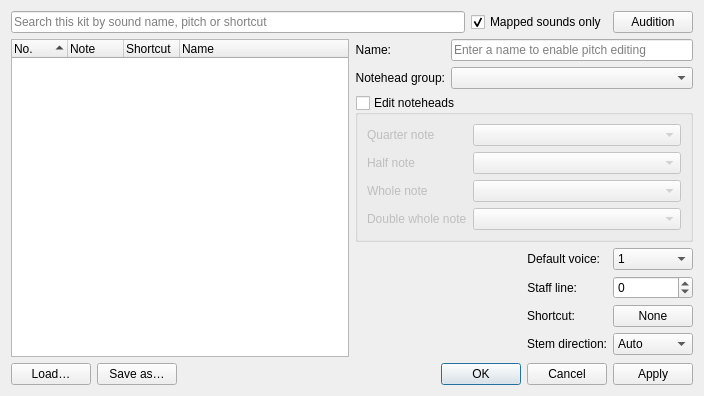
First picture: the form in src/palette/widgets/customizekitdialog.ui, repository evanwillisdrums-alt/EvanScore, before the edit.
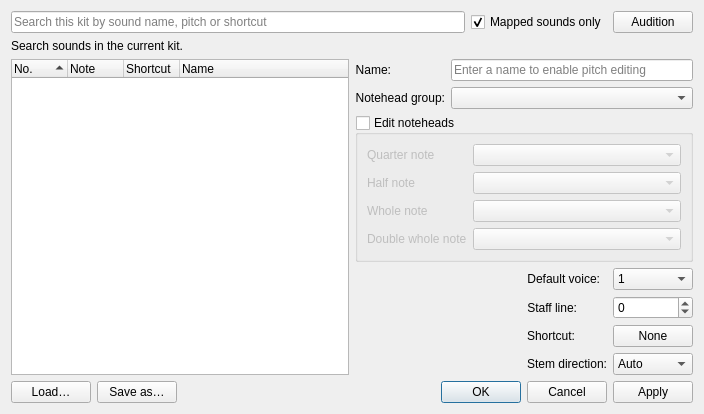
Second picture: the form after the edit. Custom widgets are drawn as their Qt base class.

Commit message: Add command search and persistent mixer workflow views

```diff
--- a/src/palette/widgets/customizekitdialog.ui
+++ b/src/palette/widgets/customizekitdialog.ui
@@ -21,6 +21,7 @@
      <item><widget class="QPushButton" name="auditionSoundButton"><property name="text"><string>Audition</string></property><property name="toolTip"><string>Preview the selected MIDI sound using this staff's current instrument. This does not change the score.</string></property></widget></item>
     </layout>
    </item>
+   <item><widget class="QLabel" name="soundSearchStatus"><property name="text"><string>Search sounds in the current kit.</string></property><property name="wordWrap"><bool>true</bool></property></widget></item>
    <item>
     <layout class="QHBoxLayout" name="horizontalLayout_4">
      <item>
```
The commit also changes 23 other files.
